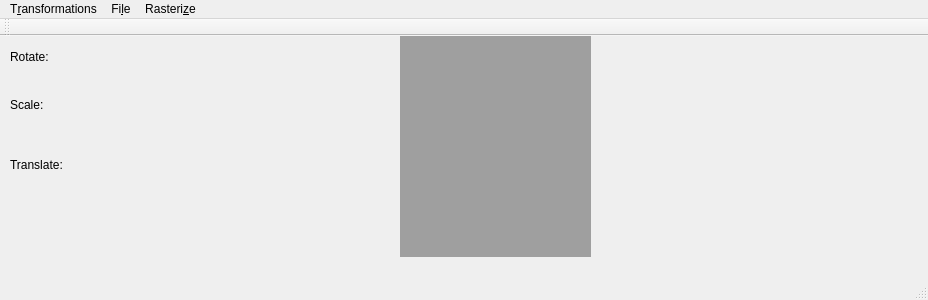
First picture: the form in trivial_renderer/mainwindow.ui, repository martinez-acosta/trivial_renderer, before the edit.
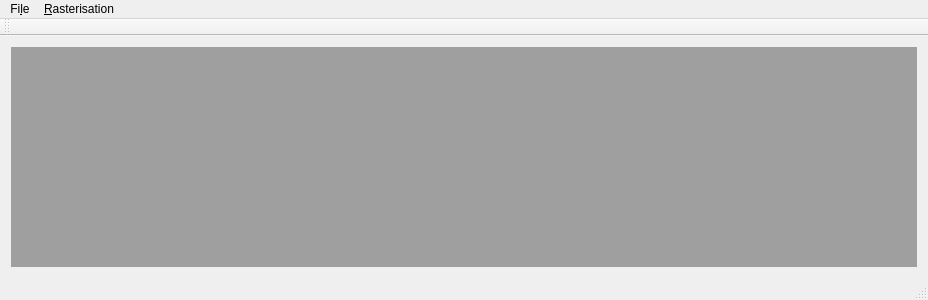
Second picture: the form after the edit.

What changed in the file:
```diff
--- a/trivial_renderer/mainwindow.ui
+++ b/trivial_renderer/mainwindow.ui
@@ -17,55 +17,11 @@
    <bool>false</bool>
   </property>
   <widget class="QWidget" name="centralWidget">
-   <widget class="QMdiArea" name="mdiArea">
-    <property name="geometry">
-     <rect>
-      <x>400</x>
-      <y>0</y>
-      <width>191</width>
-      <height>221</height>
-     </rect>
-    </property>
-   </widget>
-   <widget class="QLabel" name="label">
-    <property name="geometry">
-     <rect>
-      <x>10</x>
-      <y>10</y>
-      <width>71</width>
-      <height>21</height>
-     </rect>
-    </property>
-    <property name="text">
-     <string>Rotate:</string>
-    </property>
-   </widget>
-   <widget class="QLabel" name="label_2">
-    <property name="geometry">
-     <rect>
-      <x>10</x>
-      <y>60</y>
-      <width>58</width>
-      <height>18</height>
-     </rect>
-    </property>
-    <property name="text">
-     <string>Scale:</string>
-    </property>
-   </widget>
-   <widget class="QLabel" name="label_3">
-    <property name="geometry">
-     <rect>
-      <x>10</x>
-      <y>120</y>
-      <width>58</width>
-      <height>18</height>
-     </rect>
-    </property>
-    <property name="text">
-     <string>Translate:</string>
-    </property>
-   </widget>
+   <layout class="QHBoxLayout" name="horizontalLayout">
+    <item>
+     <widget class="QMdiArea" name="mdiArea"/>
+    </item>
+   </layout>
   </widget>
   <widget class="QMenuBar" name="menuBar">
    <property name="geometry">
@@ -76,24 +32,6 @@
      <height>30</height>
     </rect>
    </property>
-   <widget class="QMenu" name="menuTransformaciones">
-    <property name="title">
-     <string>T&amp;ransformations</string>
-    </property>
-    <widget class="QMenu" name="menuRotar">
-     <property name="title">
-      <string>&amp;Rotate</string>
-     </property>
-     <addaction name="separator"/>
-     <addaction name="actionRotateX"/>
-     <addaction name="actionRotateY"/>
-     <addaction name="actionRotateZ"/>
-    </widget>
-    <addaction name="separator"/>
-    <addaction name="actionScale"/>
-    <addaction name="menuRotar"/>
-    <addaction name="actionTrasladar"/>
-   </widget>
    <widget class="QMenu" name="menuLeer_archivo">
     <property name="title">
      <string>Fi&amp;le</string>
@@ -101,9 +39,9 @@
     <addaction name="actionReadObjfile"/>
     <addaction name="actionReadRawfile"/>
    </widget>
-   <widget class="QMenu" name="menuRasterizar">
+   <widget class="QMenu" name="menuRasterisation">
     <property name="title">
-     <string>Rasteri&amp;ze</string>
+     <string>&amp;Rasterisation</string>
     </property>
     <addaction name="actionWireframe"/>
     <addaction name="actionFlatShading"/>
@@ -113,9 +51,8 @@
     <addaction name="actionSpecularMapping"/>
     <addaction name="actionAmbientOcclusion"/>
    </widget>
-   <addaction name="menuTransformaciones"/>
    <addaction name="menuLeer_archivo"/>
-   <addaction name="menuRasterizar"/>
+   <addaction name="menuRasterisation"/>
   </widget>
   <widget class="QToolBar" name="mainToolBar">
    <attribute name="toolBarArea">
```
Left out of the diff: 25 changed lines with no effect on the pictures.
